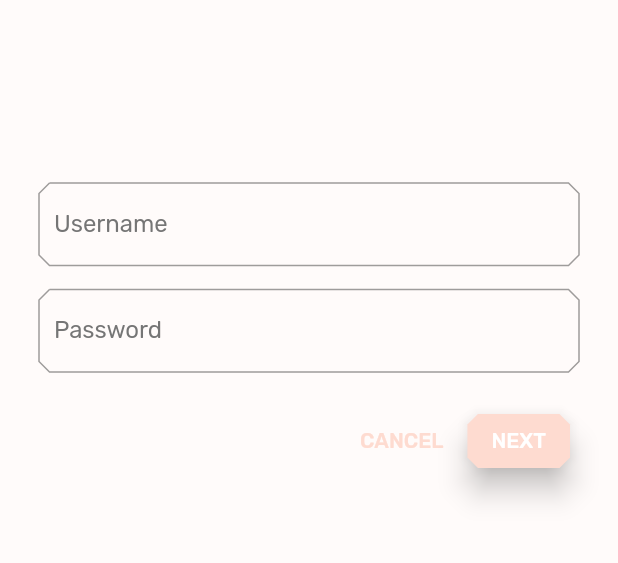
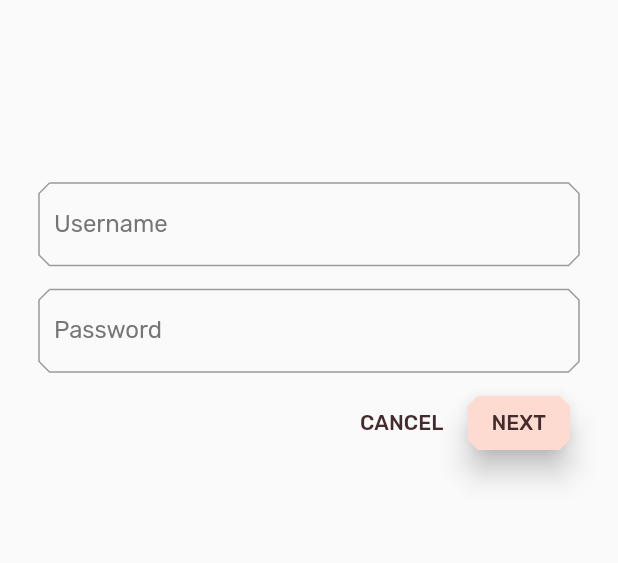
Before and after one commit to NourG8/mdc_103_series, a Flutter app: the screen it shows after launch, after a tap on "CANCEL", on a phone screen of 412 x 824 dp, the part 237-800 px from its top. Run offline on Flutter 3.47's test engine with Material 2 defaults, Android fonts, the phone set to English and light mode, and no system bars.

Commit message:
Final update

```diff
--- a/lib/app.dart
+++ b/lib/app.dart
@@ -13,10 +13,11 @@
 // limitations under the License.
 
 import 'package:flutter/material.dart';
-import 'supplemental/cut_corners_border.dart';
+
 import 'colors.dart';
 import 'home.dart';
 import 'login.dart';
+import 'supplemental/cut_corners_border.dart';
 
 // TODO: Convert ShrineApp to stateful widget (104)
 class ShrineApp extends StatelessWidget {
@@ -33,8 +34,7 @@ class ShrineApp extends StatelessWidget {
       // TODO: Change backLayer field value to CategoryMenuPage (104)
       initialRoute: '/login',
       onGenerateRoute: _getRoute,
-      // TODO: Add a theme (103)
-      theme: _kShrineTheme, // New code
+      theme: _kShrineTheme,
     );
   }
 
@@ -59,10 +59,10 @@ ThemeData _buildShrineTheme() {
   return base.copyWith(
     colorScheme: base.colorScheme.copyWith(
       primary: kShrinePink100,
-      secondary: kShrinePink100,
+      onPrimary: kShrineBrown900,
+      secondary: kShrineBrown900,
       error: kShrineErrorRed,
     ),
-    scaffoldBackgroundColor: kShrineSurfaceWhite,
     textTheme: _buildShrineTextTheme(base.textTheme),
     textSelectionTheme: const TextSelectionThemeData(
       selectionColor: kShrinePink100,
--- a/lib/home.dart
+++ b/lib/home.dart
@@ -46,7 +46,9 @@ class HomePage extends StatelessWidget {
           ),
         ],
       ),
-      body: AsymmetricView(products: ProductsRepository.loadProducts(Category.all)),
+      body: AsymmetricView(
+          products: ProductsRepository.loadProducts(Category.all)),
+      resizeToAvoidBottomInset: false,
     );
   }
 }
--- a/lib/login.dart
+++ b/lib/login.dart
@@ -56,7 +56,7 @@ class _LoginPageState extends State<LoginPage> {
             const SizedBox(height: 80.0),
             Column(
               children: <Widget>[
-                Image.asset('assets/diamond.png', color: kShrineBrown900),
+                Image.asset('assets/diamond.png'),
                 const SizedBox(height: 16.0),
                 Text(
                   'SHRINE',
@@ -89,8 +89,8 @@ class _LoginPageState extends State<LoginPage> {
                         : _unfocusedColor),
               ),
               focusNode: _passwordFocusNode,
+              obscureText: true,
             ),
-            const SizedBox(height: 12.0),
             // TODO: Wrap Password with AccentColorOverride (103)
 
             ButtonBar(
@@ -107,7 +107,11 @@ class _LoginPageState extends State<LoginPage> {
                         borderRadius: BorderRadius.all(Radius.circular(7.0)),
                       ),
                     ),
-                  ), onPressed: () {  },
+                  ),
+                  onPressed: () {
+                  _usernameController.clear();
+                  _passwordController.clear();
+                },
                 ),
                 // TODO: Add an elevation to NEXT (103)
                 // TODO: Add a beveled rectangular border to NEXT (103)
@@ -120,7 +124,9 @@ class _LoginPageState extends State<LoginPage> {
                         borderRadius: BorderRadius.all(Radius.circular(7.0)),
                       ),
                     ),
-                  ), onPressed: () {  },
+                  ), onPressed: () {
+                  Navigator.pop(context);
+                },
                 ),
               ],
             ),
```
